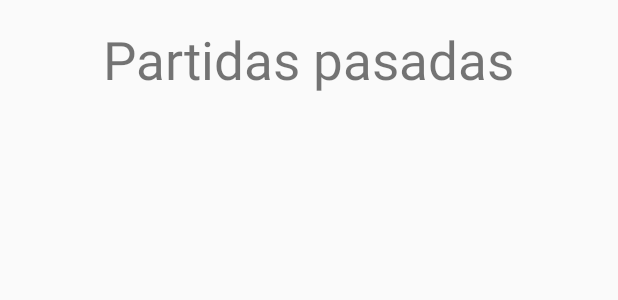
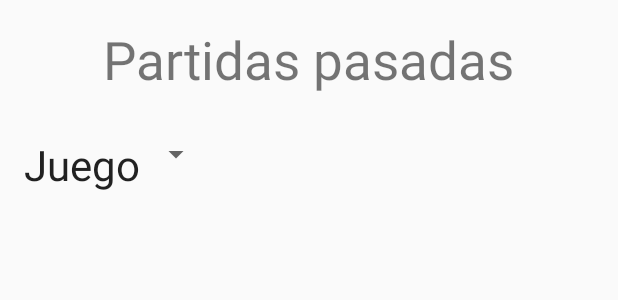
Before and after one commit to MiguelEnc/ScoreKeeper, an Android app: the layout fragment_main.xml on its own in the app's theme, with its tools: preview values and no code run, on a phone screen of 412 x 824 dp. Shown: the top 300 px of the screen. Run offline under Robolectric (Android 15) with nearby library versions, the phone set to English and light mode, and no system bars.

Commit message:
modificacion del Home y fragment_main por requerimientos

```diff
--- a/app/src/main/java/com/example/miguel/scorekeeper/DBConnection.java
+++ b/app/src/main/java/com/example/miguel/scorekeeper/DBConnection.java
@@ -209,12 +209,12 @@ public class DBConnection extends SQLiteOpenHelper{
         return equipo;
     }
 
-    public List<Partida> getAllPartidas(){
+    public List<Partida> getAllPartidas(String juego){
         List<Partida> partidas = new ArrayList<>();
 
         SQLiteDatabase db = this.getReadableDatabase();
 
-        Cursor cursor = db.query(PARTIDA_TABLE_NAME, ALL_COLUMNS_PARTIDA, null, null, null, null, null);
+        Cursor cursor = db.query(PARTIDA_TABLE_NAME, ALL_COLUMNS_PARTIDA, "juego = ?", new String[] {juego}, null, null, null);
 
         cursor.moveToFirst();
 
--- a/app/src/main/res/layout/fragment_main.xml
+++ b/app/src/main/res/layout/fragment_main.xml
@@ -6,12 +6,23 @@
     android:paddingBottom="@dimen/activity_vertical_margin"
     tools:context=".MainActivity$PlaceholderFragment">
 
+    <LinearLayout
+        android:orientation="vertical"
+        android:layout_width="fill_parent"
+        android:layout_height="fill_parent">
+
+        <FrameLayout
+            android:layout_width="fill_parent"
+            android:layout_height="wrap_content">
+
             <TextView android:id="@+id/section_label" android:layout_width="wrap_content"
                 android:layout_height="wrap_content"
                 android:textSize="35dp"
                 android:text="Partidas pasadas"
                 android:layout_alignParentTop="true"
-        android:layout_centerHorizontal="true" />
+                android:layout_centerHorizontal="true"
+                android:layout_gravity="center" />
+        </FrameLayout>
 
         <TextView
             android:layout_width="wrap_content"
@@ -19,7 +30,33 @@
             android:textAppearance="?android:attr/textAppearanceLarge"
             android:id="@+id/textView2"
             android:layout_below="@+id/section_label"
-        android:layout_centerHorizontal="true" />
+            android:layout_centerHorizontal="true"
+            android:textSize="20dp" />
+
+        <LinearLayout
+            android:orientation="horizontal"
+            android:layout_width="fill_parent"
+            android:layout_height="wrap_content">
+
+            <TextView
+                android:layout_width="wrap_content"
+                android:layout_height="wrap_content"
+                android:textAppearance="?android:attr/textAppearanceLarge"
+                android:text="Juego"
+                android:id="@+id/textView19"
+                android:layout_alignTop="@+id/spinnerJuegosHome"
+                android:layout_alignParentLeft="true"
+                android:layout_alignParentStart="true"
+                android:textSize="28dp" />
+
+            <Spinner
+                android:layout_width="wrap_content"
+                android:layout_height="wrap_content"
+                android:id="@+id/spinnerJuegosHome"
+                android:layout_below="@+id/textView2"
+                android:layout_toRightOf="@+id/textView19"
+                android:layout_toEndOf="@+id/textView19" />
+        </LinearLayout>
 
         <ListView
             android:layout_width="wrap_content"
@@ -27,6 +64,7 @@
             android:id="@+id/listViewPartidas"
             android:layout_alignParentLeft="true"
             android:layout_alignParentStart="true"
-        android:layout_below="@+id/textView2" />
+            android:layout_below="@+id/spinnerJuegosHome" />
+    </LinearLayout>
 
 </RelativeLayout>
```
Also changed, not shown: app/src/main/java/com/example/miguel/scorekeeper/Home.java (+59 -10 lines). Lines whose indentation alone changed are shown as unchanged.
